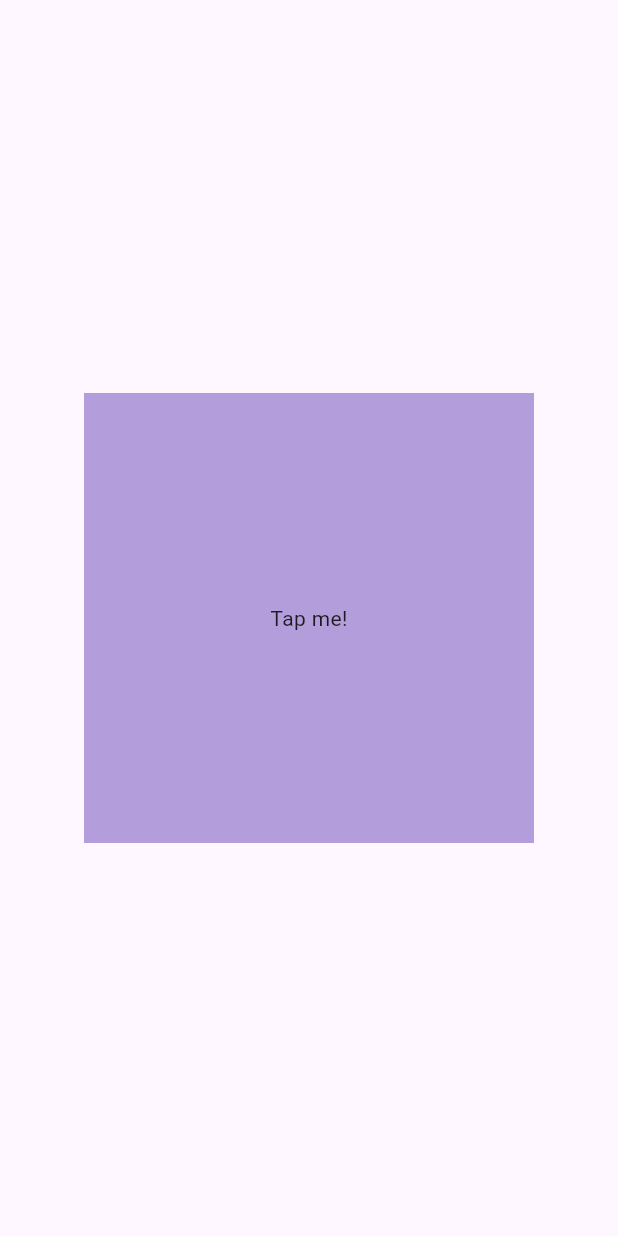
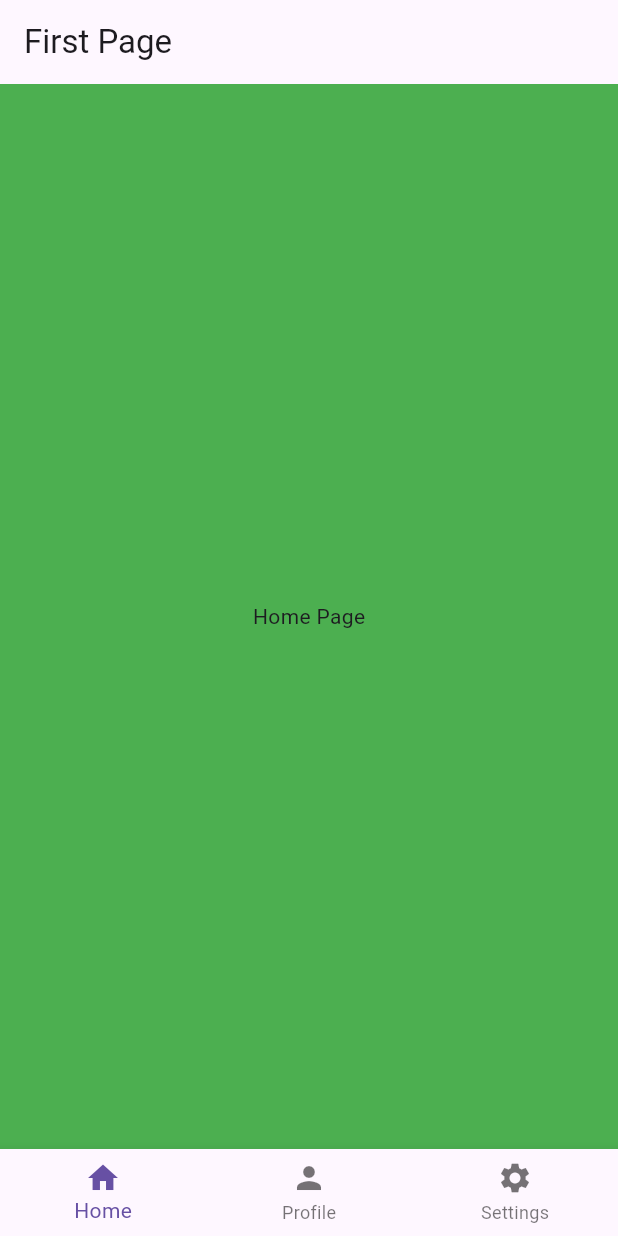
Before and after one commit to Uwihanganyeobed/Flutter-Master-Class, a Flutter app: the screen it shows after launch, on a phone screen of 412 x 824 dp. Run offline on Flutter 3.47's test engine with Material 3 defaults, Android fonts, the phone set to English and light mode, and no system bars.

Commit message:
ending on how to navigate in flutter

```diff
--- a/lib/main.dart
+++ b/lib/main.dart
@@ -1,164 +1,26 @@
 // ignore_for_file: prefer_const_constructors, sort_child_properties_last, prefer_const_literals_to_create_immutables
 
 import 'package:flutter/material.dart';
+import 'package:introduction/pages/first_page.dart';
+import 'package:introduction/pages/home_page.dart';
+import 'package:introduction/pages/settings.dart';
 
 void main() {
   runApp(MyApp());
 }
 
 class MyApp extends StatelessWidget {
-  MyApp({super.key});
-
-  //functions and methods
-  void userTapped() {
-    print("You tapped me!");
-  }
-
-  // List names = [
-  //   "John",
-  //   "Jane",
-  //   "Jim",
-  //   "Jill",
-  //   "Jack",
-  //   "Jenny",
-  //   "Jerry",
-  //   "Jenny",
-  //   "Jerry",
-  //   "Jenny",
-  //   "Jerry"
-  // ];
+  const MyApp({super.key});
 
   @override
   Widget build(BuildContext context) {
     return MaterialApp(
       debugShowCheckedModeBanner: false,
-      home: Scaffold(
-        // body: ListView.builder(
-        //   itemCount: names.length,
-        //   itemBuilder: (context, index) => ListTile(
-        //     title: Text(
-        //       names[index],
-        //       style: TextStyle(color: Colors.blueGrey),
-        //     ),
-        //   ),
-        // ),
-
-        // grid view is used for grid comps
-        // body: GridView.builder(
-        //   itemCount: 64,
-        //   gridDelegate:
-        //       // how many in each row
-        //       SliverGridDelegateWithFixedCrossAxisCount(crossAxisCount: 4),
-        //   itemBuilder: (context, index) => Container(
-        //     color: Colors.deepPurple,
-        //     margin: EdgeInsets.all(2),
-        //   ),
-        // ),
-
-        // stack is used for layering widgets
-        // body: Stack(
-        //   alignment: Alignment.bottomRight,
-        //   children: [
-        //     Container(
-        //       height: 300,
-        //       width: 300,
-        //       color: Colors.blue,
-        //     ),
-        //     Container(
-        //       height: 200,
-        //       width: 200,
-        //       color: Colors.yellow,
-        //     ),
-        //     Container(
-        //       height: 100,
-        //       width: 100,
-        //       color: Colors.green,
-        //     ),
-        //   ],
-        // ),
-
-        body: Center(
-          child: GestureDetector(
-            onTap: userTapped,
-            child: Container(
-                height: 300,
-                width: 300,
-                color: Colors.deepPurple[200],
-                child: Center(child: Text("Tap me!"))),
-          ),
-        ),
-      ),
-    );
-    /*
-    return MaterialApp(
-      home: Scaffold(
-        appBar: AppBar(
-          elevation: 0,
-          leading: IconButton(onPressed: () {}, icon: Icon(Icons.menu)),
-          actions: [IconButton(onPressed: () {}, icon: Icon(Icons.logout))],
-          title: Center(
-            child: Text("Intro to Flutter Widgets",
-                textAlign: TextAlign.center,
-                style: TextStyle(
-                  color: Colors.blueAccent,
-                  decoration: TextDecoration.underline,
-                  decorationColor: Colors.greenAccent,
-                  decorationStyle: TextDecorationStyle.solid,
-                )),
-          ),
-        ),
-        backgroundColor: Colors.greenAccent[200],
-        // body: Center(
-        //     child: Container(
-        //   height: 300,
-        //   width: 300,
-        //   decoration: BoxDecoration(
-        //     color: Colors.deepPurpleAccent,
-        //     borderRadius: BorderRadius.circular(10),
-        //   ),
-        //   child: Column(children: [
-        //     Text(
-        //       "Hello",
-        //       textAlign: TextAlign.center,
-        //       style: TextStyle(
-        //         color: Colors.blue,
-        //         fontSize: 40,
-        //         fontWeight: FontWeight.bold,
-        //       ),
-        //     ),
-        //     Icon(
-        //       Icons.favorite,
-        //       color: Colors.red,
-        //       size: 50,
-        //     )
-        //   ]),
-        //   padding: EdgeInsets.all(40),
-        // )),
-// this list view we use it for scrolling comps
-        body: ListView(
-          children: [
-            Container(
-              height: 350,
-              color: Colors.deepPurpleAccent,
-            ),
-            Container(
-              height: 350,
-              color: Colors.deepPurpleAccent[400],
-              child: Text(
-                "Ended At time of 45'",
-                style: TextStyle(fontSize: 30),
-                textAlign: TextAlign.center,
-              ),
-            ),
-            Container(
-              height: 350,
-              color: Colors.deepPurpleAccent[200],
-            ),
-          ],
-        ),
-      ),
+      home: FirstPage(),
+      routes: {
+        "/home": (context) => HomePage(),
+        "/settings": (context) => Settings(),
+      },
     );
   }
-  */
-  }
 }
--- /dev/null
+++ b/lib/pages/first_page.dart
@@ -0,0 +1,113 @@
+// ignore_for_file: prefer_const_constructors, prefer_const_literals_to_create_immutables
+
+import 'package:flutter/material.dart';
+import 'package:introduction/pages/home_page.dart';
+import 'package:introduction/pages/profile_page.dart';
+import 'package:introduction/pages/settings.dart';
+
+class FirstPage extends StatefulWidget {
+  const FirstPage({super.key});
+
+  @override
+  State<FirstPage> createState() => _FirstPageState();
+}
+
+class _FirstPageState extends State<FirstPage> {
+  //this leeps track of the current selected  pages
+  int _selectedIndex = 0;
+
+  //method to update selected index
+  void _navigateBottomBar(int index) {
+    setState(() {
+      _selectedIndex = index;
+    });
+  }
+
+  // the pages we have in our app
+  final List _pages = [
+    //homepage
+    HomePage(),
+    //profile
+    Profile(),
+    //settings
+    Settings(),
+  ];
+
+  @override
+  Widget build(BuildContext context) {
+    return Scaffold(
+      backgroundColor: Colors.blue,
+      appBar: AppBar(
+        title: Text("First Page"),
+      ),
+      body: _pages[_selectedIndex],
+
+      /*
+      body: Center(
+          child: ElevatedButton(
+        child: Text("Go to Second Page"),
+        onPressed: () {
+          Navigator.pushNamed(context, '/second');
+        },
+        )),
+      */
+
+      //using drawer to navigate to other pages
+      /*
+      drawer: Drawer(
+        backgroundColor: Colors.deepPurple[100],
+        child: Column(
+          children: [
+            DrawerHeader(
+              child: Icon(
+                Icons.favorite,
+                size: 50,
+                color: Colors.grey[800],
+              ),
+            ),
+            ListTile(
+              leading: Icon(Icons.home),
+              title: Text("Home"),
+              onTap: () {
+                //pop the drawer
+                Navigator.pop(context);
+                Navigator.pushNamed(context, '/home');
+              },
+            ),
+            ListTile(
+              leading: Icon(Icons.settings),
+              title: Text("Settings"),
+              onTap: () {
+                Navigator.pop(context);
+                Navigator.pushNamed(context, '/settings');
+              },
+            )
+          ],
+        ),
+      ),
+      */
+
+      bottomNavigationBar: BottomNavigationBar(
+        currentIndex: _selectedIndex,
+        onTap: _navigateBottomBar,
+        items: [
+          //home
+          BottomNavigationBarItem(
+            icon: Icon(Icons.home),
+            label: "Home",
+          ),
+          //profile
+          BottomNavigationBarItem(
+            icon: Icon(Icons.person),
+            label: "Profile",
+          ),
+          //settings
+          BottomNavigationBarItem(
+            icon: Icon(Icons.settings),
+            label: "Settings",
+          ),
+        ],
+      ),
+    );
+  }
+}
--- /dev/null
+++ b/lib/pages/home_page.dart
@@ -0,0 +1,17 @@
+// ignore_for_file: prefer_const_constructors
+
+import 'package:flutter/material.dart';
+
+class HomePage extends StatelessWidget {
+  const HomePage({super.key});
+
+  @override
+  Widget build(BuildContext context) {
+    return Scaffold(
+      backgroundColor: Colors.green,
+      body: Center(
+        child: Text("Home Page"),
+      ),
+    );
+  }
+}
--- /dev/null
+++ b/lib/pages/profile_page.dart
@@ -0,0 +1,15 @@
+import 'package:flutter/material.dart';
+
+class Profile extends StatelessWidget {
+  const Profile({super.key});
+
+  @override
+  Widget build(BuildContext context) {
+    return Scaffold(
+      appBar: AppBar(
+        title: const Text("Profile"),
+        backgroundColor: Colors.deepPurple[100],
+      ),
+    );
+  }
+}
--- /dev/null
+++ b/lib/pages/settings.dart
@@ -0,0 +1,17 @@
+// ignore_for_file: prefer_const_constructors
+
+import 'package:flutter/material.dart';
+
+class Settings extends StatelessWidget {
+  const Settings({super.key});
+
+  @override
+  Widget build(BuildContext context) {
+    return Scaffold(
+      appBar: AppBar(
+        title: Text("Settings"),
+        backgroundColor: Colors.deepPurple[100],
+      ),
+    );
+  }
+}
```
